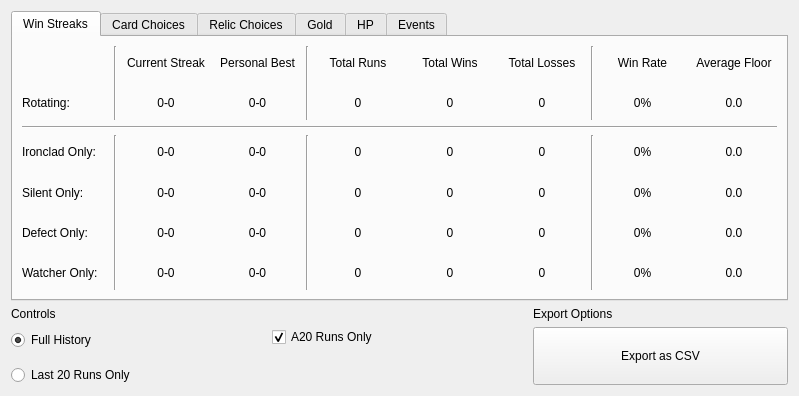
Qt form src/ui/statisticswindow.ui (casey-c/spiretool) before a commit.
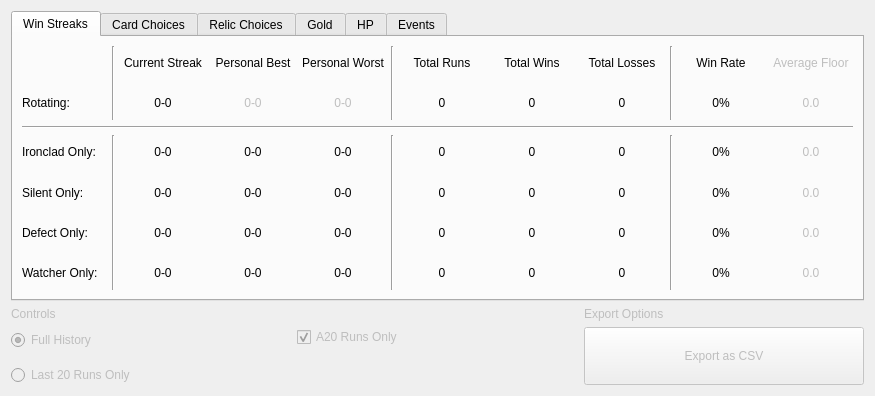
The same form after that commit. Icons and pictures are not drawn.

Diff of the .ui file:
```diff
--- a/src/ui/statisticswindow.ui
+++ b/src/ui/statisticswindow.ui
@@ -6,7 +6,7 @@
    <rect>
     <x>0</x>
     <y>0</y>
-    <width>799</width>
+    <width>875</width>
     <height>396</height>
    </rect>
   </property>
@@ -18,6 +18,9 @@
     <layout class="QGridLayout" name="gridLayout_3">
      <item row="2" column="2" rowspan="4">
       <widget class="QPushButton" name="pushButton_4">
+       <property name="enabled">
+        <bool>false</bool>
+       </property>
        <property name="sizePolicy">
         <sizepolicy hsizetype="Minimum" vsizetype="Expanding">
          <horstretch>0</horstretch>
@@ -31,6 +34,9 @@
      </item>
      <item row="2" column="0" rowspan="2">
       <widget class="QRadioButton" name="radioButton_2">
+       <property name="enabled">
+        <bool>false</bool>
+       </property>
        <property name="text">
         <string>Full History</string>
        </property>
@@ -41,6 +47,9 @@
      </item>
      <item row="1" column="2">
       <widget class="QLabel" name="label_49">
+       <property name="enabled">
+        <bool>false</bool>
+       </property>
        <property name="text">
         <string>Export Options</string>
        </property>
@@ -48,6 +57,9 @@
      </item>
      <item row="2" column="1">
       <widget class="QCheckBox" name="checkBox">
+       <property name="enabled">
+        <bool>false</bool>
+       </property>
        <property name="text">
         <string>A20 Runs Only</string>
        </property>
@@ -58,6 +70,9 @@
      </item>
      <item row="1" column="0">
       <widget class="QLabel" name="label_48">
+       <property name="enabled">
+        <bool>false</bool>
+       </property>
        <property name="text">
         <string>Controls</string>
        </property>
@@ -65,6 +80,9 @@
      </item>
      <item row="5" column="0">
       <widget class="QRadioButton" name="radioButton_3">
+       <property name="enabled">
+        <bool>false</bool>
+       </property>
        <property name="text">
         <string>Last 20 Runs Only</string>
        </property>
@@ -86,8 +104,8 @@
          <string>Win Streaks</string>
         </attribute>
         <layout class="QGridLayout" name="gridLayout_2">
-         <item row="6" column="5">
-          <widget class="QLabel" name="label_23">
+         <item row="5" column="8">
+          <widget class="QLabel" name="label_defect_total_loss">
            <property name="text">
             <string>0</string>
            </property>
@@ -96,24 +114,7 @@
            </property>
           </widget>
          </item>
-         <item row="0" column="7">
-          <widget class="QLabel" name="label_25">
-           <property name="text">
-            <string>Total Losses</string>
-           </property>
-           <property name="alignment">
-            <set>Qt::AlignCenter</set>
-           </property>
-          </widget>
-         </item>
-         <item row="3" column="4" rowspan="4">
-          <widget class="Line" name="line_4">
-           <property name="orientation">
-            <enum>Qt::Vertical</enum>
-           </property>
-          </widget>
-         </item>
-         <item row="0" column="9">
+         <item row="0" column="10">
           <widget class="QLabel" name="label_36">
            <property name="text">
             <string>Win Rate</string>
@@ -123,10 +124,26 @@
            </property>
           </widget>
          </item>
-         <item row="0" column="8" rowspan="2">
-          <widget class="Line" name="line_6">
-           <property name="orientation">
-            <enum>Qt::Vertical</enum>
+         <item row="1" column="7">
+          <widget class="QLabel" name="label_rot_total_win">
+           <property name="text">
+            <string>0</string>
+           </property>
+           <property name="alignment">
+            <set>Qt::AlignCenter</set>
+           </property>
+          </widget>
+         </item>
+         <item row="6" column="11">
+          <widget class="QLabel" name="label_47">
+           <property name="enabled">
+            <bool>false</bool>
+           </property>
+           <property name="text">
+            <string>0.0</string>
+           </property>
+           <property name="alignment">
+            <set>Qt::AlignCenter</set>
            </property>
           </widget>
          </item>
@@ -140,20 +157,30 @@
            </property>
           </widget>
          </item>
-         <item row="6" column="7">
-          <widget class="QLabel" name="label_35">
+         <item row="5" column="10">
+          <widget class="QLabel" name="label_defect_wr">
            <property name="text">
-            <string>0</string>
+            <string>0%</string>
            </property>
            <property name="alignment">
             <set>Qt::AlignCenter</set>
            </property>
           </widget>
          </item>
-         <item row="1" column="5">
-          <widget class="QLabel" name="label_19">
+         <item row="6" column="2">
+          <widget class="QLabel" name="label_watcher_curr">
            <property name="text">
-            <string>0</string>
+            <string>0-0</string>
+           </property>
+           <property name="alignment">
+            <set>Qt::AlignCenter</set>
+           </property>
+          </widget>
+         </item>
+         <item row="3" column="10">
+          <widget class="QLabel" name="label_ironclad_wr">
+           <property name="text">
+            <string>0%</string>
            </property>
            <property name="alignment">
             <set>Qt::AlignCenter</set>
@@ -170,7 +197,188 @@
            </property>
           </widget>
          </item>
-         <item row="0" column="5">
+         <item row="4" column="10">
+          <widget class="QLabel" name="label_silent_wr">
+           <property name="text">
+            <string>0%</string>
+           </property>
+           <property name="alignment">
+            <set>Qt::AlignCenter</set>
+           </property>
+          </widget>
+         </item>
+         <item row="4" column="2">
+          <widget class="QLabel" name="label_silent_curr">
+           <property name="text">
+            <string>0-0</string>
+           </property>
+           <property name="alignment">
+            <set>Qt::AlignCenter</set>
+           </property>
+          </widget>
+         </item>
+         <item row="5" column="3">
+          <widget class="QLabel" name="label_defect_best_win">
+           <property name="text">
+            <string>0-0</string>
+           </property>
+           <property name="alignment">
+            <set>Qt::AlignCenter</set>
+           </property>
+          </widget>
+         </item>
+         <item row="5" column="0">
+          <widget class="QLabel" name="label_4">
+           <property name="text">
+            <string>Defect Only:</string>
+           </property>
+          </widget>
+         </item>
+         <item row="6" column="0">
+          <widget class="QLabel" name="label_5">
+           <property name="text">
+            <string>Watcher Only:</string>
+           </property>
+          </widget>
+         </item>
+         <item row="6" column="6">
+          <widget class="QLabel" name="label_watcher_total">
+           <property name="text">
+            <string>0</string>
+           </property>
+           <property name="alignment">
+            <set>Qt::AlignCenter</set>
+           </property>
+          </widget>
+         </item>
+         <item row="1" column="8">
+          <widget class="QLabel" name="label_rot_total_loss">
+           <property name="text">
+            <string>0</string>
+           </property>
+           <property name="alignment">
+            <set>Qt::AlignCenter</set>
+           </property>
+          </widget>
+         </item>
+         <item row="0" column="5" rowspan="2">
+          <widget class="Line" name="line_5">
+           <property name="orientation">
+            <enum>Qt::Vertical</enum>
+           </property>
+          </widget>
+         </item>
+         <item row="2" column="0" colspan="12">
+          <widget class="Line" name="line">
+           <property name="orientation">
+            <enum>Qt::Horizontal</enum>
+           </property>
+          </widget>
+         </item>
+         <item row="3" column="3">
+          <widget class="QLabel" name="label_ironclad_best_win">
+           <property name="text">
+            <string>0-0</string>
+           </property>
+           <property name="alignment">
+            <set>Qt::AlignCenter</set>
+           </property>
+          </widget>
+         </item>
+         <item row="0" column="2">
+          <widget class="QLabel" name="label_7">
+           <property name="text">
+            <string>Current Streak</string>
+           </property>
+           <property name="alignment">
+            <set>Qt::AlignCenter</set>
+           </property>
+          </widget>
+         </item>
+         <item row="4" column="11">
+          <widget class="QLabel" name="label_45">
+           <property name="enabled">
+            <bool>false</bool>
+           </property>
+           <property name="text">
+            <string>0.0</string>
+           </property>
+           <property name="alignment">
+            <set>Qt::AlignCenter</set>
+           </property>
+          </widget>
+         </item>
+         <item row="4" column="7">
+          <widget class="QLabel" name="label_silent_total_win">
+           <property name="text">
+            <string>0</string>
+           </property>
+           <property name="alignment">
+            <set>Qt::AlignCenter</set>
+           </property>
+          </widget>
+         </item>
+         <item row="3" column="0">
+          <widget class="QLabel" name="label_2">
+           <property name="text">
+            <string>Ironclad Only:</string>
+           </property>
+          </widget>
+         </item>
+         <item row="3" column="1" rowspan="4">
+          <widget class="Line" name="line_2">
+           <property name="orientation">
+            <enum>Qt::Vertical</enum>
+           </property>
+          </widget>
+         </item>
+         <item row="4" column="8">
+          <widget class="QLabel" name="label_silent_total_loss">
+           <property name="text">
+            <string>0</string>
+           </property>
+           <property name="alignment">
+            <set>Qt::AlignCenter</set>
+           </property>
+          </widget>
+         </item>
+         <item row="3" column="11">
+          <widget class="QLabel" name="label_44">
+           <property name="enabled">
+            <bool>false</bool>
+           </property>
+           <property name="text">
+            <string>0.0</string>
+           </property>
+           <property name="alignment">
+            <set>Qt::AlignCenter</set>
+           </property>
+          </widget>
+         </item>
+         <item row="1" column="3">
+          <widget class="QLabel" name="label_rot_best_win">
+           <property name="enabled">
+            <bool>false</bool>
+           </property>
+           <property name="text">
+            <string>0-0</string>
+           </property>
+           <property name="alignment">
+            <set>Qt::AlignCenter</set>
+           </property>
+          </widget>
+         </item>
+         <item row="6" column="3">
+          <widget class="QLabel" name="label_watcher_best_win">
+           <property name="text">
+            <string>0-0</string>
+           </property>
+           <property name="alignment">
+            <set>Qt::AlignCenter</set>
+           </property>
+          </widget>
+         </item>
+         <item row="0" column="6">
           <widget class="QLabel" name="label_18">
            <property name="text">
             <string>Total Runs</string>
@@ -180,26 +388,6 @@
            </property>
           </widget>
          </item>
-         <item row="3" column="7">
-          <widget class="QLabel" name="label_29">
-           <property name="text">
-            <string>0</string>
-           </property>
-           <property name="alignment">
-            <set>Qt::AlignCenter</set>
-           </property>
-          </widget>
-         </item>
-         <item row="1" column="9">
-          <widget class="QLabel" name="label_37">
-           <property name="text">
-            <string>0%</string>
-           </property>
-           <property name="alignment">
-            <set>Qt::AlignCenter</set>
-           </property>
-          </widget>
-         </item>
          <item row="4" column="3">
           <widget class="QLabel" name="label_15">
            <property name="text">
@@ -210,73 +398,6 @@
            </property>
           </widget>
          </item>
-         <item row="4" column="6">
-          <widget class="QLabel" name="label_30">
-           <property name="text">
-            <string>0</string>
-           </property>
-           <property name="alignment">
-            <set>Qt::AlignCenter</set>
-           </property>
-          </widget>
-         </item>
-         <item row="1" column="2">
-          <widget class="QLabel" name="label_rot_curr">
-           <property name="text">
-            <string>0-0</string>
-           </property>
-           <property name="alignment">
-            <set>Qt::AlignCenter</set>
-           </property>
-          </widget>
-         </item>
-         <item row="0" column="1" rowspan="2">
-          <widget class="Line" name="line_3">
-           <property name="orientation">
-            <enum>Qt::Vertical</enum>
-           </property>
-          </widget>
-         </item>
-         <item row="6" column="2">
-          <widget class="QLabel" name="label_watcher_curr">
-           <property name="text">
-            <string>0-0</string>
-           </property>
-           <property name="alignment">
-            <set>Qt::AlignCenter</set>
-           </property>
-          </widget>
-         </item>
-         <item row="3" column="2">
-          <widget class="QLabel" name="label_ironclad_curr">
-           <property name="text">
-            <string>0-0</string>
-           </property>
-           <property name="alignment">
-            <set>Qt::AlignCenter</set>
-           </property>
-          </widget>
-         </item>
-         <item row="1" column="3">
-          <widget class="QLabel" name="label_13">
-           <property name="text">
-            <string>0-0</string>
-           </property>
-           <property name="alignment">
-            <set>Qt::AlignCenter</set>
-           </property>
-          </widget>
-         </item>
-         <item row="3" column="5">
-          <widget class="QLabel" name="label_20">
-           <property name="text">
-            <string>0</string>
-           </property>
-           <property name="alignment">
-            <set>Qt::AlignCenter</set>
-           </property>
-          </widget>
-         </item>
          <item row="0" column="3">
           <widget class="QLabel" name="label_6">
            <property name="text">
@@ -287,8 +408,21 @@
            </property>
           </widget>
          </item>
-         <item row="5" column="5">
-          <widget class="QLabel" name="label_22">
+         <item row="5" column="11">
+          <widget class="QLabel" name="label_46">
+           <property name="enabled">
+            <bool>false</bool>
+           </property>
+           <property name="text">
+            <string>0.0</string>
+           </property>
+           <property name="alignment">
+            <set>Qt::AlignCenter</set>
+           </property>
+          </widget>
+         </item>
+         <item row="6" column="7">
+          <widget class="QLabel" name="label_watcher_total_win">
            <property name="text">
             <string>0</string>
            </property>
@@ -297,10 +431,13 @@
            </property>
           </widget>
          </item>
-         <item row="6" column="0">
-          <widget class="QLabel" name="label_5">
+         <item row="0" column="7">
+          <widget class="QLabel" name="label_24">
            <property name="text">
-            <string>Watcher Only:</string>
+            <string>Total Wins</string>
+           </property>
+           <property name="alignment">
+            <set>Qt::AlignCenter</set>
            </property>
           </widget>
          </item>
@@ -314,8 +451,38 @@
            </property>
           </widget>
          </item>
-         <item row="5" column="3">
-          <widget class="QLabel" name="label_16">
+         <item row="3" column="6">
+          <widget class="QLabel" name="label_ironclad_total">
+           <property name="text">
+            <string>0</string>
+           </property>
+           <property name="alignment">
+            <set>Qt::AlignCenter</set>
+           </property>
+          </widget>
+         </item>
+         <item row="0" column="8">
+          <widget class="QLabel" name="label_25">
+           <property name="text">
+            <string>Total Losses</string>
+           </property>
+           <property name="alignment">
+            <set>Qt::AlignCenter</set>
+           </property>
+          </widget>
+         </item>
+         <item row="3" column="7">
+          <widget class="QLabel" name="label_ironclad_total_win">
+           <property name="text">
+            <string>0</string>
+           </property>
+           <property name="alignment">
+            <set>Qt::AlignCenter</set>
+           </property>
+          </widget>
+         </item>
+         <item row="3" column="2">
+          <widget class="QLabel" name="label_ironclad_curr">
            <property name="text">
             <string>0-0</string>
            </property>
@@ -324,17 +491,23 @@
            </property>
           </widget>
          </item>
-         <item row="3" column="1" rowspan="4">
-          <widget class="Line" name="line_2">
-           <property name="orientation">
-            <enum>Qt::Vertical</enum>
+         <item row="6" column="10">
+          <widget class="QLabel" name="label_watcher_wr">
+           <property name="text">
+            <string>0%</string>
+           </property>
+           <property name="alignment">
+            <set>Qt::AlignCenter</set>
            </property>
           </widget>
          </item>
-         <item row="3" column="8" rowspan="4">
-          <widget class="Line" name="line_7">
-           <property name="orientation">
-            <enum>Qt::Vertical</enum>
+         <item row="6" column="8">
+          <widget class="QLabel" name="label_watcher_total_loss">
+           <property name="text">
+            <string>0</string>
+           </property>
+           <property name="alignment">
+            <set>Qt::AlignCenter</set>
            </property>
           </widget>
          </item>
@@ -345,8 +518,8 @@
            </property>
           </widget>
          </item>
-         <item row="4" column="5">
-          <widget class="QLabel" name="label_21">
+         <item row="3" column="8">
+          <widget class="QLabel" name="label_ironclad_total_loss">
            <property name="text">
             <string>0</string>
            </property>
@@ -355,63 +528,6 @@
            </property>
           </widget>
          </item>
-         <item row="4" column="7">
-          <widget class="QLabel" name="label_31">
-           <property name="text">
-            <string>0</string>
-           </property>
-           <property name="alignment">
-            <set>Qt::AlignCenter</set>
-           </property>
-          </widget>
-         </item>
-         <item row="6" column="3">
-          <widget class="QLabel" name="label_17">
-           <property name="text">
-            <string>0-0</string>
-           </property>
-           <property name="alignment">
-            <set>Qt::AlignCenter</set>
-           </property>
-          </widget>
-         </item>
-         <item row="0" column="6">
-          <widget class="QLabel" name="label_24">
-           <property name="text">
-            <string>Total Wins</string>
-           </property>
-           <property name="alignment">
-            <set>Qt::AlignCenter</set>
-           </property>
-          </widget>
-         </item>
-         <item row="3" column="0">
-          <widget class="QLabel" name="label_2">
-           <property name="text">
-            <string>Ironclad Only:</string>
-           </property>
-          </widget>
-         </item>
-         <item row="3" column="3">
-          <widget class="QLabel" name="label_14">
-           <property name="text">
-            <string>0-0</string>
-           </property>
-           <property name="alignment">
-            <set>Qt::AlignCenter</set>
-           </property>
-          </widget>
-         </item>
-         <item row="6" column="9">
-          <widget class="QLabel" name="label_41">
-           <property name="text">
-            <string>0%</string>
-           </property>
-           <property name="alignment">
-            <set>Qt::AlignCenter</set>
-           </property>
-          </widget>
-         </item>
          <item row="5" column="6">
           <widget class="QLabel" name="label_32">
            <property name="text">
@@ -422,93 +538,13 @@
            </property>
           </widget>
          </item>
-         <item row="6" column="6">
-          <widget class="QLabel" name="label_34">
-           <property name="text">
-            <string>0</string>
-           </property>
-           <property name="alignment">
-            <set>Qt::AlignCenter</set>
-           </property>
-          </widget>
-         </item>
-         <item row="4" column="9">
-          <widget class="QLabel" name="label_39">
-           <property name="text">
-            <string>0%</string>
-           </property>
-           <property name="alignment">
-            <set>Qt::AlignCenter</set>
-           </property>
-          </widget>
-         </item>
-         <item row="3" column="6">
-          <widget class="QLabel" name="label_28">
-           <property name="text">
-            <string>0</string>
-           </property>
-           <property name="alignment">
-            <set>Qt::AlignCenter</set>
-           </property>
-          </widget>
-         </item>
-         <item row="0" column="4" rowspan="2">
-          <widget class="Line" name="line_5">
+         <item row="3" column="9" rowspan="4">
+          <widget class="Line" name="line_7">
            <property name="orientation">
             <enum>Qt::Vertical</enum>
            </property>
           </widget>
          </item>
-         <item row="3" column="9">
-          <widget class="QLabel" name="label_38">
-           <property name="text">
-            <string>0%</string>
-           </property>
-           <property name="alignment">
-            <set>Qt::AlignCenter</set>
-           </property>
-          </widget>
-         </item>
-         <item row="1" column="7">
-          <widget class="QLabel" name="label_27">
-           <property name="text">
-            <string>0</string>
-           </property>
-           <property name="alignment">
-            <set>Qt::AlignCenter</set>
-           </property>
-          </widget>
-         </item>
-         <item row="5" column="9">
-          <widget class="QLabel" name="label_40">
-           <property name="text">
-            <string>0%</string>
-           </property>
-           <property name="alignment">
-            <set>Qt::AlignCenter</set>
-           </property>
-          </widget>
-         </item>
-         <item row="4" column="2">
-          <widget class="QLabel" name="label_silent_curr">
-           <property name="text">
-            <string>0-0</string>
-           </property>
-           <property name="alignment">
-            <set>Qt::AlignCenter</set>
-           </property>
-          </widget>
-         </item>
-         <item row="0" column="2">
-          <widget class="QLabel" name="label_7">
-           <property name="text">
-            <string>Current Streak</string>
-           </property>
-           <property name="alignment">
-            <set>Qt::AlignCenter</set>
-           </property>
-          </widget>
-         </item>
          <item row="1" column="0">
           <widget class="QLabel" name="label">
            <property name="text">
@@ -516,15 +552,45 @@
            </property>
           </widget>
          </item>
-         <item row="5" column="0">
-          <widget class="QLabel" name="label_4">
+         <item row="0" column="9" rowspan="2">
+          <widget class="Line" name="line_6">
+           <property name="orientation">
+            <enum>Qt::Vertical</enum>
+           </property>
+          </widget>
+         </item>
+         <item row="1" column="10">
+          <widget class="QLabel" name="label_rot_wr">
            <property name="text">
-            <string>Defect Only:</string>
+            <string>0%</string>
            </property>
+           <property name="alignment">
+            <set>Qt::AlignCenter</set>
+           </property>
           </widget>
          </item>
-         <item row="0" column="10">
+         <item row="4" column="6">
+          <widget class="QLabel" name="label_silent_total">
+           <property name="text">
+            <string>0</string>
+           </property>
+           <property name="alignment">
+            <set>Qt::AlignCenter</set>
+           </property>
+          </widget>
+         </item>
+         <item row="0" column="1" rowspan="2">
+          <widget class="Line" name="line_3">
+           <property name="orientation">
+            <enum>Qt::Vertical</enum>
+           </property>
+          </widget>
+         </item>
+         <item row="0" column="11">
           <widget class="QLabel" name="label_42">
+           <property name="enabled">
+            <bool>false</bool>
+           </property>
            <property name="text">
             <string>Average Floor</string>
            </property>
@@ -533,8 +599,18 @@
            </property>
           </widget>
          </item>
-         <item row="1" column="10">
+         <item row="3" column="5" rowspan="4">
+          <widget class="Line" name="line_4">
+           <property name="orientation">
+            <enum>Qt::Vertical</enum>
+           </property>
+          </widget>
+         </item>
+         <item row="1" column="11">
           <widget class="QLabel" name="label_43">
+           <property name="enabled">
+            <bool>false</bool>
+           </property>
            <property name="text">
             <string>0.0</string>
            </property>
@@ -543,50 +619,76 @@
            </property>
           </widget>
          </item>
-         <item row="3" column="10">
-          <widget class="QLabel" name="label_44">
+         <item row="1" column="2">
+          <widget class="QLabel" name="label_rot_curr">
            <property name="text">
-            <string>0.0</string>
+            <string>0-0</string>
            </property>
            <property name="alignment">
             <set>Qt::AlignCenter</set>
            </property>
           </widget>
          </item>
-         <item row="4" column="10">
-          <widget class="QLabel" name="label_45">
+         <item row="0" column="4">
+          <widget class="QLabel" name="label_8">
            <property name="text">
-            <string>0.0</string>
+            <string>Personal Worst</string>
            </property>
            <property name="alignment">
             <set>Qt::AlignCenter</set>
            </property>
           </widget>
          </item>
-         <item row="5" column="10">
-          <widget class="QLabel" name="label_46">
+         <item row="1" column="4">
+          <widget class="QLabel" name="label_rot_best_loss">
+           <property name="enabled">
+            <bool>false</bool>
+           </property>
            <property name="text">
-            <string>0.0</string>
+            <string>0-0</string>
            </property>
            <property name="alignment">
             <set>Qt::AlignCenter</set>
            </property>
           </widget>
          </item>
-         <item row="6" column="10">
-          <widget class="QLabel" name="label_47">
+         <item row="3" column="4">
+          <widget class="QLabel" name="label_ironclad_best_loss">
            <property name="text">
-            <string>0.0</string>
+            <string>0-0</string>
            </property>
            <property name="alignment">
             <set>Qt::AlignCenter</set>
            </property>
           </widget>
          </item>
-         <item row="2" column="0" colspan="11">
-          <widget class="Line" name="line">
-           <property name="orientation">
-            <enum>Qt::Horizontal</enum>
+         <item row="4" column="4">
+          <widget class="QLabel" name="label_silent_best_loss">
+           <property name="text">
+            <string>0-0</string>
+           </property>
+           <property name="alignment">
+            <set>Qt::AlignCenter</set>
+           </property>
+          </widget>
+         </item>
+         <item row="5" column="4">
+          <widget class="QLabel" name="label_defect_best_loss">
+           <property name="text">
+            <string>0-0</string>
+           </property>
+           <property name="alignment">
+            <set>Qt::AlignCenter</set>
+           </property>
+          </widget>
+         </item>
+         <item row="6" column="4">
+          <widget class="QLabel" name="label_watcher_best_loss">
+           <property name="text">
+            <string>0-0</string>
+           </property>
+           <property name="alignment">
+            <set>Qt::AlignCenter</set>
            </property>
           </widget>
          </item>
```
Left out of the diff: 18 changed lines with no effect on the pictures.
